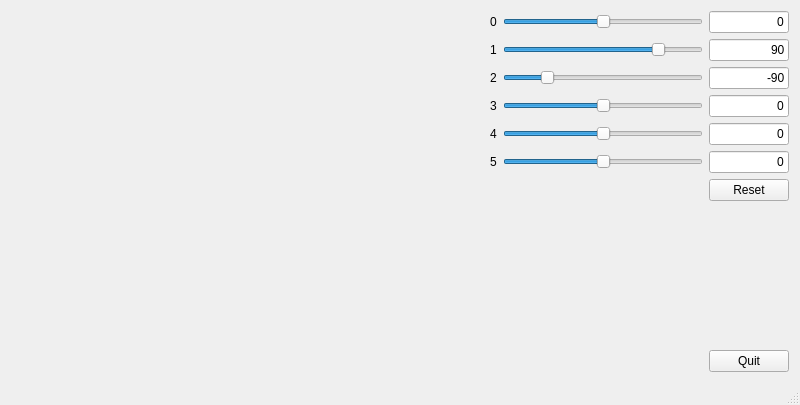
This is PhantomX-Robot-Arm-Kit/mainwindow.ui in lego8421/PhantomX-Robot-Arm-Kit as Qt 5 draws it before an edit. The edited form follows.
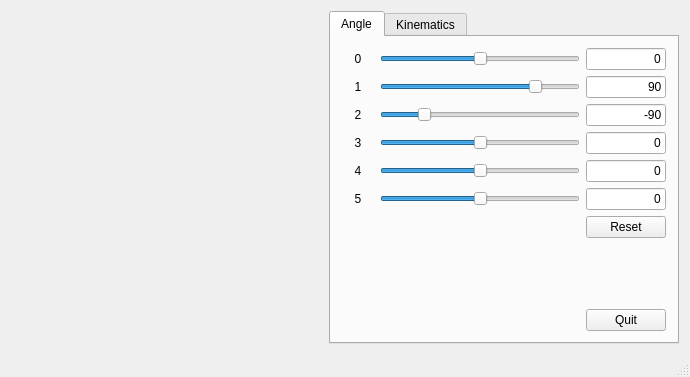
This is the edited form. Icons and pictures are not drawn. Custom widgets are drawn as their Qt base class.

Commit message: add tab widget for kinematics

```diff
--- a/PhantomX-Robot-Arm-Kit/mainwindow.ui
+++ b/PhantomX-Robot-Arm-Kit/mainwindow.ui
@@ -6,10 +6,16 @@
    <rect>
     <x>0</x>
     <y>0</y>
-    <width>800</width>
-    <height>405</height>
+    <width>690</width>
+    <height>377</height>
    </rect>
   </property>
+  <property name="sizePolicy">
+   <sizepolicy hsizetype="Expanding" vsizetype="Expanding">
+    <horstretch>0</horstretch>
+    <verstretch>0</verstretch>
+   </sizepolicy>
+  </property>
   <property name="windowTitle">
    <string>PhantomX Robot Arm Kit</string>
   </property>
@@ -27,9 +33,53 @@
         <verstretch>0</verstretch>
        </sizepolicy>
       </property>
+      <property name="minimumSize">
+       <size>
+        <width>300</width>
+        <height>0</height>
+       </size>
+      </property>
+      <property name="maximumSize">
+       <size>
+        <width>16777215</width>
+        <height>16777215</height>
+       </size>
+      </property>
      </widget>
     </item>
     <item>
+     <widget class="QTabWidget" name="tabWidget">
+      <property name="sizePolicy">
+       <sizepolicy hsizetype="Expanding" vsizetype="Expanding">
+        <horstretch>0</horstretch>
+        <verstretch>0</verstretch>
+       </sizepolicy>
+      </property>
+      <property name="minimumSize">
+       <size>
+        <width>350</width>
+        <height>0</height>
+       </size>
+      </property>
+      <property name="maximumSize">
+       <size>
+        <width>350</width>
+        <height>16777215</height>
+       </size>
+      </property>
+      <property name="layoutDirection">
+       <enum>Qt::LeftToRight</enum>
+      </property>
+      <property name="currentIndex">
+       <number>0</number>
+      </property>
+      <property name="elideMode">
+       <enum>Qt::ElideRight</enum>
+      </property>
+      <widget class="QWidget" name="tabAngle">
+       <attribute name="title">
+        <string>Angle</string>
+       </attribute>
      <layout class="QVBoxLayout" name="verticalLayout">
       <item>
        <layout class="QGridLayout" name="gridLayout">
@@ -399,6 +449,13 @@
        </layout>
       </item>
      </layout>
+      </widget>
+      <widget class="QWidget" name="tabKinematics">
+       <attribute name="title">
+        <string>Kinematics</string>
+       </attribute>
+      </widget>
+     </widget>
     </item>
    </layout>
   </widget>
```
Lines whose indentation alone changed are shown as unchanged.
